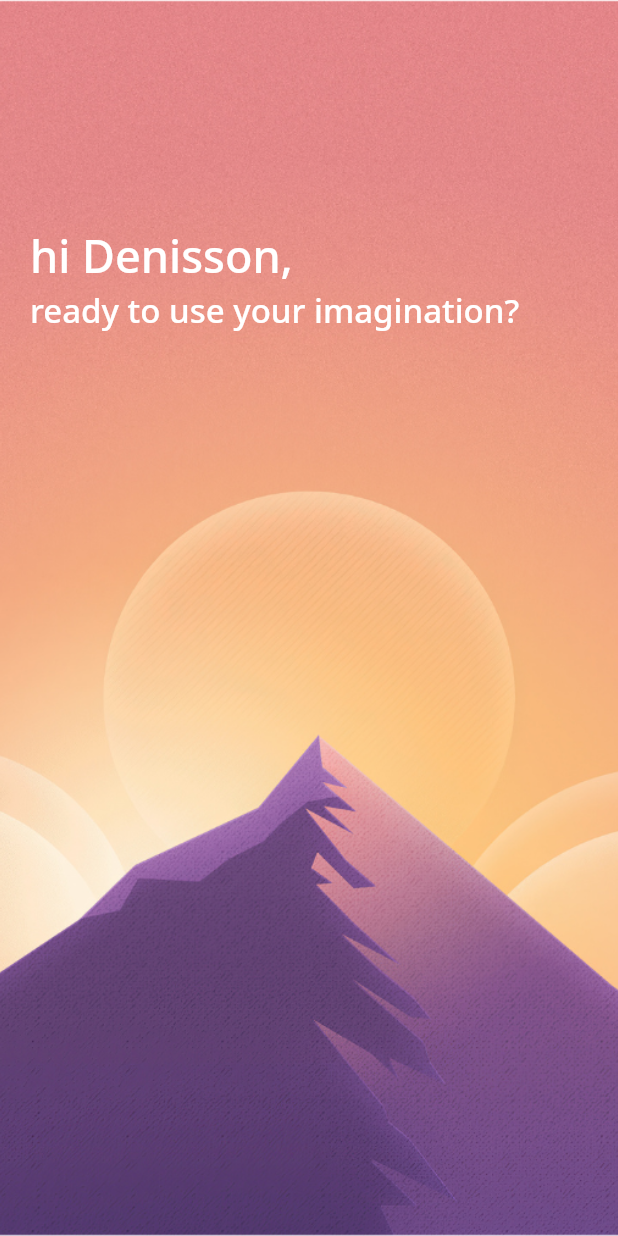
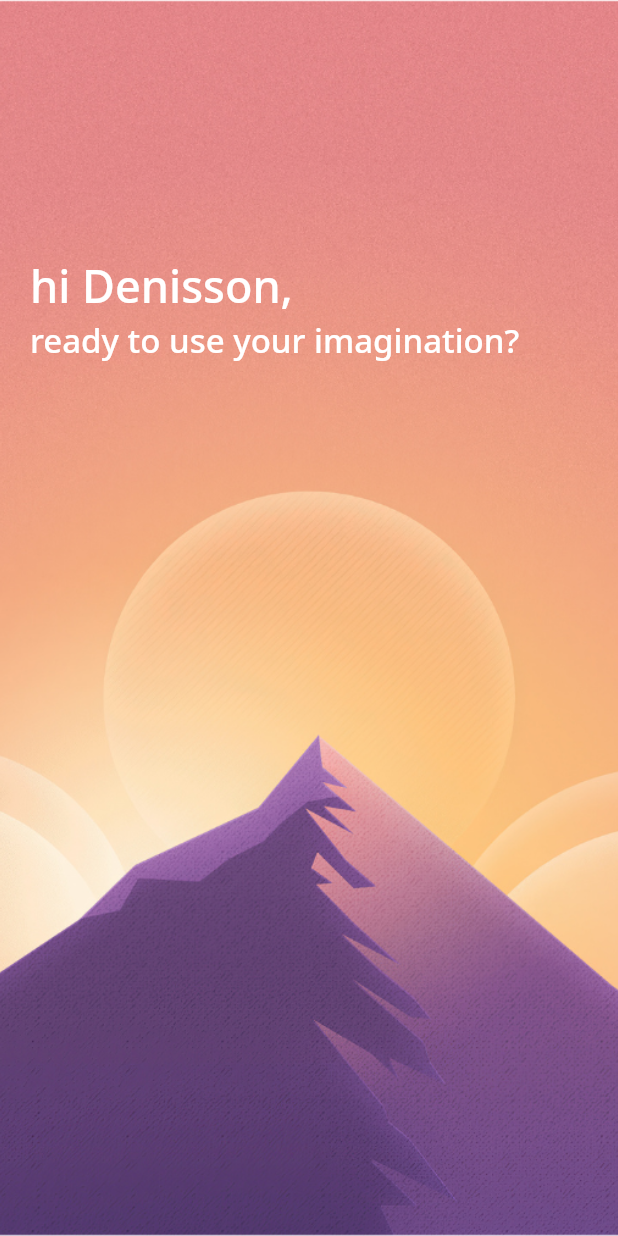
Before and after one commit to DeniCarvalho/dixit-go, a Flutter app: the screen it shows after launch, on a phone screen of 412 x 824 dp. Run offline on Flutter 3.47's test engine with Material 2 defaults, Android fonts, the phone set to English and light mode, and no system bars; drawn by our look-alikes of animated_text_kit; our stand-ins replace auto_size_text, get, google_fonts, transparent_image; missing offline and left inert: rect_getter; statements that could not run were skipped.

Commit message:
extension responsive

```diff
--- a/lib/components/background_component.dart
+++ b/lib/components/background_component.dart
@@ -1,6 +1,5 @@
 import 'dart:ui';
 
-import 'package:dixit_go/core/core.dart';
 import 'package:flutter/material.dart';
 
 class BackgroundComponent extends StatelessWidget {
--- a/lib/components/button_pulse_component.dart
+++ b/lib/components/button_pulse_component.dart
@@ -52,7 +52,8 @@ class _ButtonPulseComponentState extends State<ButtonPulseComponent>
                 boxShadow: [
                   for (var i = 0; i < 3; i++)
                     BoxShadow(
-                      color: Colors.white.withOpacity(_animationController.value / 2),
+                      color: Colors.white
+                          .withOpacity(_animationController.value / 2),
                       spreadRadius: _animation.value * i,
                     )
                 ],
@@ -60,7 +61,7 @@ class _ButtonPulseComponentState extends State<ButtonPulseComponent>
               child: Icon(
                 Icons.group_add,
                 color: AppColors.primary,
-                size: 28,
+                size: 28.fontSize,
               ),
             );
           }),
--- a/lib/core/app_text_styles.dart
+++ b/lib/core/app_text_styles.dart
@@ -1,108 +1,108 @@
 import 'package:flutter/material.dart';
 import 'package:google_fonts/google_fonts.dart';
 
-import 'app_colors.dart';
+import 'responsive/responsive_extension.dart';
 
 class AppTextStyles {
   static final TextStyle titleBanner = GoogleFonts.notoSans(
     color: Colors.white,
-    fontSize: 30,
+    fontSize: 30.fontSize,
     fontWeight: FontWeight.w500,
   );
   static final TextStyle subtitleBanner = GoogleFonts.notoSans(
     color: Colors.white,
-    fontSize: 22,
+    fontSize: 22.fontSize,
     fontWeight: FontWeight.w500,
   );
   static final TextStyle title = GoogleFonts.notoSans(
     color: Colors.white,
-    fontSize: 20,
+    fontSize: 20.fontSize,
     fontWeight: FontWeight.w400,
   );
 
   static final TextStyle titleBold = GoogleFonts.notoSans(
     color: Colors.white,
-    fontSize: 20,
+    fontSize: 20.fontSize,
     fontWeight: FontWeight.w600,
   );
 
   static final TextStyle headingGame = GoogleFonts.notoSans(
     color: Colors.white,
-    fontSize: 22,
+    fontSize: 22.fontSize,
     fontWeight: FontWeight.w600,
   );
 
   static final TextStyle heading = GoogleFonts.notoSans(
     color: Colors.black,
-    fontSize: 18,
+    fontSize: 18.fontSize,
     fontWeight: FontWeight.w600,
   );
 
   static final TextStyle heading40 = GoogleFonts.notoSans(
     color: Colors.black,
-    fontSize: 40,
+    fontSize: 40.fontSize,
     fontWeight: FontWeight.w600,
   );
 
   static final TextStyle heading15 = GoogleFonts.notoSans(
     color: Colors.black,
-    fontSize: 15,
+    fontSize: 15.fontSize,
     fontWeight: FontWeight.w600,
   );
 
   static final TextStyle body = GoogleFonts.notoSans(
     color: Colors.grey,
-    fontSize: 13,
+    fontSize: 13.fontSize,
     fontWeight: FontWeight.normal,
   );
 
   static final TextStyle bodyBold = GoogleFonts.notoSans(
     color: Colors.grey,
-    fontSize: 13,
+    fontSize: 13.fontSize,
     fontWeight: FontWeight.bold,
   );
 
   static final TextStyle bodylightGrey = GoogleFonts.notoSans(
     color: Colors.lightGreen,
-    fontSize: 13,
+    fontSize: 13.fontSize,
     fontWeight: FontWeight.normal,
   );
   static final TextStyle bodyDarkGreen = GoogleFonts.notoSans(
     color: Colors.grey,
-    fontSize: 13,
+    fontSize: 13.fontSize,
     fontWeight: FontWeight.w500,
   );
 
   static final TextStyle bodyDarkRed = GoogleFonts.notoSans(
     color: Colors.red,
-    fontSize: 13,
+    fontSize: 13.fontSize,
     fontWeight: FontWeight.w500,
   );
 
   static final TextStyle body20 = GoogleFonts.notoSans(
     color: Colors.grey,
-    fontSize: 20,
+    fontSize: 20.fontSize,
     fontWeight: FontWeight.normal,
   );
   static final TextStyle bodyLightGrey20 = GoogleFonts.notoSans(
     color: Colors.grey,
-    fontSize: 20,
+    fontSize: 20.fontSize,
     fontWeight: FontWeight.normal,
   );
 
   static final TextStyle bodyWhite20 = GoogleFonts.notoSans(
     color: Colors.white,
-    fontSize: 20,
+    fontSize: 20.fontSize,
     fontWeight: FontWeight.normal,
   );
   static final TextStyle bodyWhite15 = GoogleFonts.notoSans(
     color: Colors.white,
-    fontSize: 15,
+    fontSize: 15.fontSize,
     fontWeight: FontWeight.normal,
   );
   static final TextStyle body11 = GoogleFonts.notoSans(
     color: Colors.grey,
-    fontSize: 11,
+    fontSize: 11.fontSize,
     fontWeight: FontWeight.normal,
   );
 }
--- a/lib/core/core.dart
+++ b/lib/core/core.dart
@@ -5,3 +5,4 @@ export './app_text_styles.dart';
 export './app_images.dart';
 export './app_router.dart';
 export './app_transaction_fade.dart';
+export './responsive/responsive.dart';
--- /dev/null
+++ b/lib/core/responsive/responsive.dart
@@ -0,0 +1,2 @@
+export 'responsive_extension.dart';
+export 'size_config.dart';
--- a/lib/pages/home/widgets/bottom_widget.dart
+++ b/lib/pages/home/widgets/bottom_widget.dart
@@ -17,27 +17,33 @@ class BottomWidget extends StatelessWidget {
       duration: Duration(milliseconds: 400),
       child: Container(
         width: double.infinity,
-        height: 200,
+        height: 200.responsiveHeight,
         color: Colors.transparent,
+        padding: EdgeInsets.only(bottom: 20.responsiveHeight),
         child: Column(
           mainAxisAlignment: MainAxisAlignment.center,
           crossAxisAlignment: CrossAxisAlignment.start,
           children: [
             Container(
-              padding: const EdgeInsets.only(bottom: 10, left: 12),
+              padding: EdgeInsets.only(
+                bottom: 10.responsiveHeight,
+                left: 25.responsiveWidth,
+              ),
               child: Text(
                 'wantDo'.i18n(context),
                 style: AppTextStyles.titleBold,
               ),
             ),
             Container(
-              height: 95,
+              height: 95.responsiveHeight,
               child: new ListView(
                 scrollDirection: Axis.horizontal,
                 shrinkWrap: true,
                 physics: BouncingScrollPhysics(),
                 children: <Widget>[
-                  _cardOption(
+                  Padding(
+                    padding: EdgeInsets.only(left: 15.responsiveWidth),
+                    child: _cardOption(
                       title: 'newGame'.i18n(context),
                       description: 'newGameDescription'.i18n(context),
                       leading: Icons.golf_course,
@@ -48,6 +54,7 @@ class BottomWidget extends StatelessWidget {
                         Navigator.pushNamed(context, '/game/join');
                         // });
                       },
+                    ),
                   ),
                   _cardOption(
                     title: 'joinGame'.i18n(context),
@@ -83,13 +90,13 @@ class BottomWidget extends StatelessWidget {
       child: InkWell(
         onTap: action,
         child: Container(
-          width: 300.0,
+          width: 300.0.responsiveWidth,
           child: ListTile(
             leading: leading != null
                 ? Container(
                     child: new Icon(
                       leading,
-                      size: 35,
+                      size: 35.fontSize,
                     ),
                   )
                 : null,
@@ -100,7 +107,7 @@ class BottomWidget extends StatelessWidget {
             ),
             subtitle: AutoSizeText(
               description ?? '',
-              presetFontSizes: [14],
+              presetFontSizes: [14.fontSize],
               maxLines: 1,
             ),
             trailing: null,
--- a/lib/pages/home/widgets/center_widget.dart
+++ b/lib/pages/home/widgets/center_widget.dart
@@ -1,7 +1,6 @@
 import 'package:animated_text_kit/animated_text_kit.dart';
 import 'package:flutter/material.dart';
 
-import '../../../core/app_router.dart';
 import '../../../core/core.dart';
 import '../../../internationalization/internationalization.dart';
 import '../../../models/user_model.dart';
@@ -48,14 +47,14 @@ class _CenterWidgetState extends State<CenterWidget> {
         opacity: widget.visible ? 1.0 : 0.0,
         duration: Duration(milliseconds: 400),
         child: Container(
-          padding: const EdgeInsets.symmetric(horizontal: 20),
+          padding: EdgeInsets.symmetric(horizontal: 20.responsiveWidth),
           color: Colors.transparent,
           child: widget.origem == OrigemEnum.splash
               ? Column(
                   crossAxisAlignment: CrossAxisAlignment.stretch,
                   children: [
-                    startFirst
-                        ? AnimatedTextKit(
+                    if (startFirst)
+                      AnimatedTextKit(
                         isRepeatingAnimation: false,
                         repeatForever: false,
                         animatedTexts: [
@@ -70,10 +69,9 @@ class _CenterWidgetState extends State<CenterWidget> {
                             this.startSecond = true;
                           });
                         },
-                          )
-                        : Container(),
-                    startSecond
-                        ? AnimatedTextKit(
+                      ),
+                    if (startSecond)
+                      AnimatedTextKit(
                         isRepeatingAnimation: false,
                         repeatForever: false,
                         animatedTexts: [
@@ -86,8 +84,7 @@ class _CenterWidgetState extends State<CenterWidget> {
                         onFinished: () {
                           widget.finishAnimation();
                         },
-                          )
-                        : Container(),
+                      ),
                   ],
                 )
               : Column(
--- a/lib/pages/home/widgets/top_widget.dart
+++ b/lib/pages/home/widgets/top_widget.dart
@@ -1,7 +1,6 @@
 import 'package:flutter/material.dart';
-
-import '../../../components/avatar_component.dart';
-import '../../../components/logo_component.dart';
+import '../../../core/core.dart';
+import '../../../components/components.dart';
 
 class TopWidget extends StatelessWidget {
   final bool visible;
@@ -16,15 +15,18 @@ class TopWidget extends StatelessWidget {
       duration: Duration(milliseconds: 400),
       child: Container(
         width: double.infinity,
-        height: 150,
+        padding: EdgeInsets.only(
+          top: 60.responsiveHeight,
+          bottom: 50.responsiveHeight,
+        ),
         color: Colors.transparent,
         child: Padding(
-          padding: const EdgeInsets.symmetric(horizontal: 15),
+          padding: EdgeInsets.symmetric(horizontal: 15.responsiveWidth),
           child: Row(
             crossAxisAlignment: CrossAxisAlignment.center,
             mainAxisAlignment: MainAxisAlignment.spaceBetween,
             children: [
-              LogoComponent(height: 50),
+              LogoComponent(height: 60.responsiveHeight),
               AvatarComponent(),
             ],
           ),
--- a/lib/pages/splash/splash_page.dart
+++ b/lib/pages/splash/splash_page.dart
@@ -53,8 +53,8 @@ class _SplashPageState extends State<SplashPage> {
             children: [
               Container(
                 child: LogoComponent(
-                  height: 100,
-                  top: 30,
+                  height: 100.responsiveHeight,
+                  top: 30.responsiveHeight,
                   isHero: false,
                 ),
               ),
```
Also changed, not shown: lib/components/avatar_component.dart (+6 -5 lines), lib/components/dialog_player_component.dart (+10 -10 lines), lib/components/logo_component.dart (+5 -4 lines), lib/core/responsive/responsive_extension.dart (added, +13 -0 lines), lib/core/responsive/size_config.dart (added, +69 -0 lines), lib/pages/game/pregame/widgets/center_widget.dart (+8 -10 lines), lib/pages/game/widgets/footer_widget.dart (+8 -5 lines), lib/pages/game/widgets/player_empty_widget.dart (+8 -8 lines), lib/pages/game/widgets/title_widget.dart (+10 -10 lines). Lines whose indentation alone changed are shown as unchanged.
